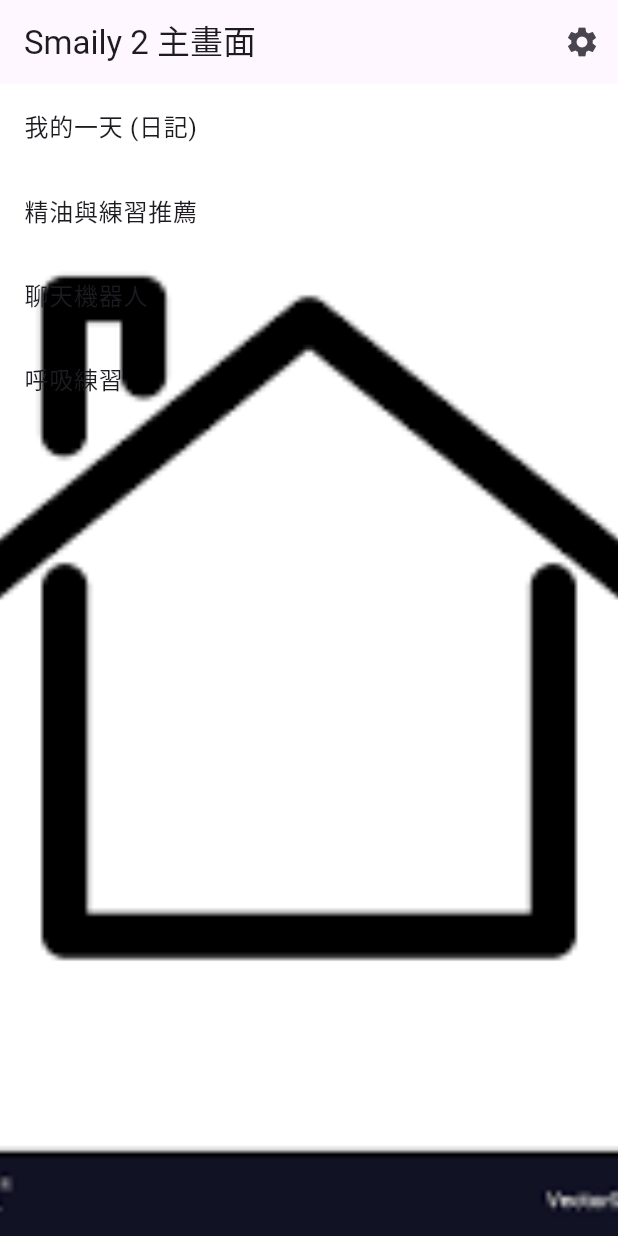
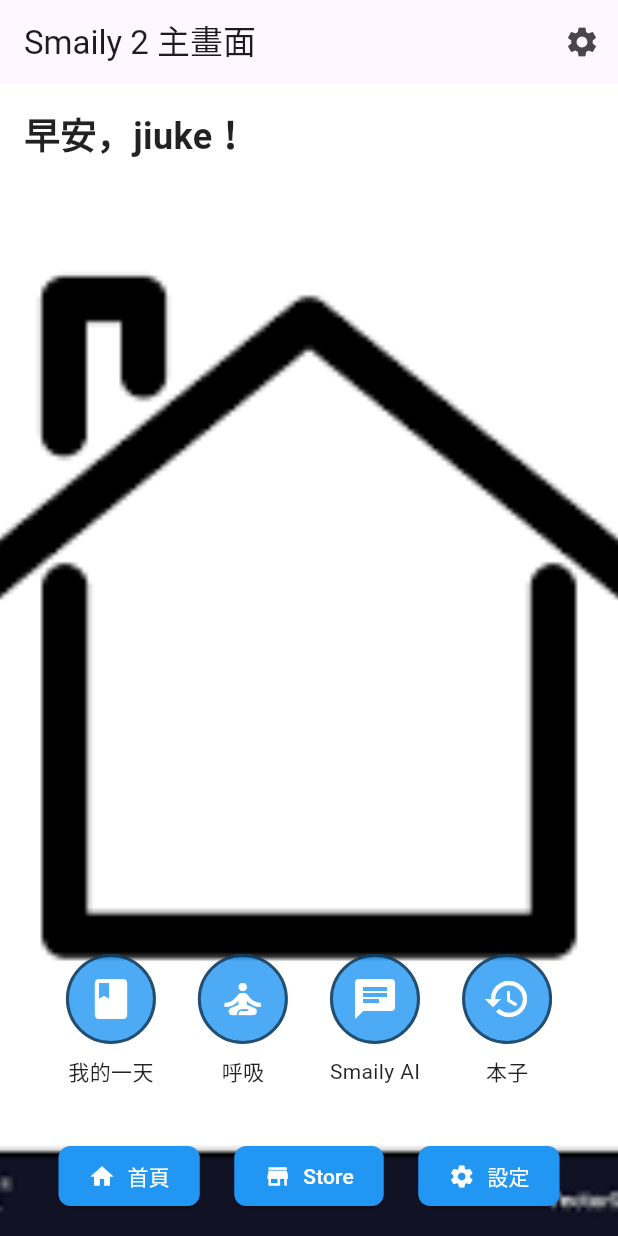
Before and after one commit to YeoYiSong/Capstone-Project, a Flutter app: the screen it shows after launch, after a tap on the "arrow forward" icon, after a tap on "Log In", on a phone screen of 412 x 824 dp. Run offline on Flutter 3.47's test engine with Material 3 defaults, Android fonts, the phone set to English and light mode, and no system bars.

Commit message:
界面優化

```diff
--- a/lib/main.dart
+++ b/lib/main.dart
@@ -1,7 +1,7 @@
-import 'package:flutter/material.dart'; //引用material的設計套件
+import 'package:flutter/material.dart';
 
 void main() {
-  runApp(Smaily2App());
+  runApp(const Smaily2App());
 }
 
 class Smaily2App extends StatelessWidget {
@@ -12,23 +12,26 @@ class Smaily2App extends StatelessWidget {
     return MaterialApp(
       title: 'Smaily',
       theme: ThemeData(primarySwatch: Colors.blue),
-      // 根據 Use Case 文件規劃路由
       initialRoute: '/',
       routes: {
-        '/': (context) => StartScreen(),
-        '/login': (context) => LoginScreen(),
-        '/register': (context) => RegisterScreen(),
-        '/home': (context) => HomeScreen(),
-        '/diary': (context) => DiaryScreen(),
-        '/recommendation': (context) => RecommendationScreen(),
-        '/chatbot': (context) => ChatbotScreen(),
-        '/breathing': (context) => BreathingScreen(),
-        '/settings': (context) => SettingsScreen(),
+        '/': (context) => const StartScreen(),
+        '/login': (context) => const LoginScreen(),
+        '/register': (context) => const RegisterScreen(),
+        '/home':
+            (context) => const HomeScreen(username: 'jiuke'), // 假設用戶名為 jiuke
+        '/diary': (context) => const DiaryScreen(),
+        '/recommendation': (context) => const RecommendationScreen(),
+        '/chatbot': (context) => const ChatbotScreen(),
+        '/breathing': (context) => const BreathingScreen(),
+        '/settings': (context) => const SettingsScreen(),
+        '/diary_review': (context) => const DiaryReviewScreen(), // 新增日記回顧頁面
+        '/store': (context) => const StoreScreen(), // 新增 Store 頁面
       },
     );
   }
 }
 
+// ===== 啟動畫面 =====
 class StartScreen extends StatelessWidget {
   const StartScreen({super.key});
 
@@ -37,31 +40,23 @@ class StartScreen extends StatelessWidget {
     return Scaffold(
       body: Stack(
         children: [
-          // 📌 背景裝飾
           Positioned.fill(
             child: Container(
               decoration: const BoxDecoration(
                 gradient: LinearGradient(
-                  colors: [
-                    Color.fromARGB(255, 39, 1, 177),
-                    Colors.white,
-                  ], // 深藍色背景
+                  colors: [Color.fromARGB(255, 39, 1, 177), Colors.white],
                   begin: Alignment.topCenter,
                   end: Alignment.bottomCenter,
                 ),
               ),
             ),
           ),
-
-          // 📌 主內容
           Padding(
             padding: const EdgeInsets.symmetric(horizontal: 32, vertical: 80),
             child: Column(
               crossAxisAlignment: CrossAxisAlignment.start,
               children: [
                 const Spacer(),
-
-                // 📌 標語
                 const Text(
                   "感受當下，\n療癒每一刻。",
                   style: TextStyle(
@@ -70,10 +65,7 @@ class StartScreen extends StatelessWidget {
                     color: Colors.black87,
                   ),
                 ),
-
                 const SizedBox(height: 40),
-
-                // 📌 APP 名稱
                 const Text(
                   "Smaily",
                   style: TextStyle(
@@ -82,10 +74,7 @@ class StartScreen extends StatelessWidget {
                     color: Colors.black54,
                   ),
                 ),
-
                 const SizedBox(height: 20),
-
-                // 📌 "Go" 圓形按鈕
                 Align(
                   alignment: Alignment.centerRight,
                   child: GestureDetector(
@@ -109,7 +98,6 @@ class StartScreen extends StatelessWidget {
                     ),
                   ),
                 ),
-
                 const SizedBox(height: 40),
               ],
             ),
@@ -120,7 +108,7 @@ class StartScreen extends StatelessWidget {
   }
 }
 
-// ===== 登入頁面 (Use Case 1: 註冊與登入) =====
+// ===== 登入頁面 =====
 class LoginScreen extends StatelessWidget {
   const LoginScreen({super.key});
 
@@ -138,8 +126,6 @@ class LoginScreen extends StatelessWidget {
               style: TextStyle(fontSize: 32, fontWeight: FontWeight.bold),
             ),
             const SizedBox(height: 40),
-
-            // 📌 輸入框：帳號
             TextField(
               decoration: InputDecoration(
                 hintText: "Phone, user name or email",
@@ -151,8 +137,6 @@ class LoginScreen extends StatelessWidget {
               ),
             ),
             const SizedBox(height: 16),
-
-            // 📌 輸入框：密碼
             TextField(
               obscureText: true,
               decoration: InputDecoration(
@@ -165,8 +149,6 @@ class LoginScreen extends StatelessWidget {
               ),
             ),
             const SizedBox(height: 8),
-
-            // 📌 忘記密碼
             Align(
               alignment: Alignment.centerRight,
               child: TextButton(
@@ -175,17 +157,20 @@ class LoginScreen extends StatelessWidget {
               ),
             ),
             const SizedBox(height: 16),
-
-            // 📌 按鈕：登入
             SizedBox(
               width: double.infinity,
               height: 50,
               child: ElevatedButton(
                 onPressed: () {
-                  Navigator.pushReplacementNamed(context, '/home');
+                  // 假設登入成功，傳遞用戶名到主畫面
+                  Navigator.pushReplacementNamed(
+                    context,
+                    '/home',
+                    arguments: 'jiuke',
+                  );
                 },
                 style: ElevatedButton.styleFrom(
-                  backgroundColor: Colors.blue, // 按鈕顏色
+                  backgroundColor: Colors.blue,
                   shape: RoundedRectangleBorder(
                     borderRadius: BorderRadius.circular(8),
                   ),
@@ -197,8 +182,6 @@ class LoginScreen extends StatelessWidget {
               ),
             ),
             const SizedBox(height: 20),
-
-            // 📌 分隔線
             Row(
               children: [
                 Expanded(child: Divider(thickness: 1)),
@@ -210,8 +193,6 @@ class LoginScreen extends StatelessWidget {
               ],
             ),
             const SizedBox(height: 10),
-
-            // 📌 註冊按鈕
             TextButton(
               onPressed: () {
                 Navigator.pushNamed(context, '/register');
@@ -219,8 +200,6 @@ class LoginScreen extends StatelessWidget {
               child: const Text("Sign Up"),
             ),
             const SizedBox(height: 10),
-
-            // 📌 快速登入（Facebook, Apple, Gmail）
             Row(
               mainAxisAlignment: MainAxisAlignment.center,
               children: [
@@ -259,7 +238,7 @@ class RegisterScreen extends StatelessWidget {
   @override
   Widget build(BuildContext context) {
     return Scaffold(
-      appBar: AppBar(title: Text('註冊')),
+      appBar: AppBar(title: const Text('註冊')),
       body: Container(
         decoration: BoxDecoration(
           image: DecorationImage(
@@ -271,13 +250,17 @@ class RegisterScreen extends StatelessWidget {
           child: Column(
             mainAxisAlignment: MainAxisAlignment.center,
             children: [
-              Text('註冊表單 (Email、密碼、Google/Apple 快速登入)'),
+              const Text('註冊表單 (Email、密碼、Google/Apple 快速登入)'),
               ElevatedButton(
                 onPressed: () {
                   // 註冊成功後導向主畫面
-                  Navigator.pushReplacementNamed(context, '/home');
+                  Navigator.pushReplacementNamed(
+                    context,
+                    '/home',
+                    arguments: 'jiuke',
+                  );
                 },
-                child: Text('註冊'),
+                child: const Text('註冊'),
               ),
             ],
           ),
@@ -289,16 +272,18 @@ class RegisterScreen extends StatelessWidget {
 
 // ===== 主畫面 =====
 class HomeScreen extends StatelessWidget {
-  const HomeScreen({super.key});
+  final String username;
+
+  const HomeScreen({super.key, required this.username});
 
   @override
   Widget build(BuildContext context) {
     return Scaffold(
       appBar: AppBar(
-        title: Text('Smaily 2 主畫面'),
+        title: const Text('Smaily 2 主畫面'),
         actions: [
           IconButton(
-            icon: Icon(Icons.settings),
+            icon: const Icon(Icons.settings),
             onPressed: () {
               Navigator.pushNamed(context, '/settings');
             },
@@ -312,46 +297,147 @@ class HomeScreen extends StatelessWidget {
             fit: BoxFit.cover,
           ),
         ),
-        child: ListView(
+        child: Column(
+          crossAxisAlignment: CrossAxisAlignment.start,
           children: [
-            ListTile(
-              title: Text('我的一天 (日記)'),
-              onTap: () {
-                Navigator.pushNamed(context, '/diary');
-              },
+            // 左上角問候語
+            Padding(
+              padding: const EdgeInsets.all(16.0),
+              child: Text(
+                '早安，$username！',
+                style: const TextStyle(
+                  fontSize: 24,
+                  fontWeight: FontWeight.bold,
+                  color: Colors.black87,
+                ),
+              ),
             ),
-            ListTile(
-              title: Text('精油與練習推薦'),
-              onTap: () {
-                Navigator.pushNamed(context, '/recommendation');
-              },
+            const Spacer(), // 將下方內容推到頁面底部
+            // 第一個位置：四個圓形按鈕
+            Padding(
+              padding: const EdgeInsets.symmetric(horizontal: 16.0),
+              child: Row(
+                mainAxisAlignment: MainAxisAlignment.spaceEvenly,
+                children: [
+                  _buildCircleButton(context, '我的一天', Icons.book, '/diary'),
+                  _buildCircleButton(
+                    context,
+                    '呼吸',
+                    Icons.self_improvement,
+                    '/breathing',
+                  ),
+                  _buildCircleButton(
+                    context,
+                    'Smaily AI',
+                    Icons.chat,
+                    '/chatbot',
+                  ),
+                  _buildCircleButton(
+                    context,
+                    '本子',
+                    Icons.history,
+                    '/diary_review',
+                  ),
+                ],
+              ),
             ),
-            ListTile(
-              title: Text('聊天機器人'),
-              onTap: () {
-                Navigator.pushNamed(context, '/chatbot');
-              },
-            ),
-            ListTile(
-              title: Text('呼吸練習'),
-              onTap: () {
-                Navigator.pushNamed(context, '/breathing');
-              },
+            const SizedBox(height: 20),
+
+            // 第二個位置：三個按鈕
+            Padding(
+              padding: const EdgeInsets.symmetric(
+                horizontal: 16.0,
+                vertical: 16.0,
+              ),
+              child: Row(
+                mainAxisAlignment: MainAxisAlignment.spaceEvenly,
+                children: [
+                  _buildBottomButton(context, '首頁', Icons.home, '/home'),
+                  _buildBottomButton(context, 'Store', Icons.store, '/store'),
+                  _buildBottomButton(
+                    context,
+                    '設定',
+                    Icons.settings,
+                    '/settings',
+                  ),
+                ],
+              ),
             ),
           ],
         ),
       ),
     );
   }
+
+  // 圓形按鈕組件
+  Widget _buildCircleButton(
+    BuildContext context,
+    String label,
+    IconData icon,
+    String route,
+  ) {
+    return GestureDetector(
+      onTap: () {
+        Navigator.pushNamed(context, route);
+      },
+      child: Column(
+        children: [
+          Container(
+            width: 60,
+            height: 60,
+            decoration: BoxDecoration(
+              shape: BoxShape.circle,
+              color: Colors.blue.withValues(alpha: 0.8),
+              border: Border.all(color: Colors.black54, width: 2),
+            ),
+            child: Center(child: Icon(icon, size: 32, color: Colors.white)),
+          ),
+          const SizedBox(height: 8),
+          Text(
+            label,
+            style: const TextStyle(fontSize: 14, color: Colors.black87),
+          ),
+        ],
+      ),
+    );
+  }
+
+  // 底部按鈕組件
+  Widget _buildBottomButton(
+    BuildContext context,
+    String label,
+    IconData icon,
+    String route,
+  ) {
+    return ElevatedButton(
+      onPressed: () {
+        Navigator.pushNamed(context, route);
+      },
+      style: ElevatedButton.styleFrom(
+        backgroundColor: Colors.blue,
+        shape: RoundedRectangleBorder(borderRadius: BorderRadius.circular(8)),
+        padding: const EdgeInsets.symmetric(horizontal: 20, vertical: 10),
+      ),
+      child: Row(
+        mainAxisSize: MainAxisSize.min,
+        children: [
+          Icon(icon, color: Colors.white),
+          const SizedBox(width: 8),
+          Text(label, style: const TextStyle(color: Colors.white)),
+        ],
+      ),
+    );
+  }
 }
 
-// ===== 日記頁面 (Use Case 2) =====
+// ===== 日記頁面 =====
 class DiaryScreen extends StatelessWidget {
   const DiaryScreen({super.key});
+
   @override
   Widget build(BuildContext context) {
     return Scaffold(
-      appBar: AppBar(title: Text('我的一天')),
+      appBar: AppBar(title: const Text('我的一天')),
       body: Container(
         decoration: BoxDecoration(
           image: DecorationImage(
@@ -363,18 +449,18 @@ class DiaryScreen extends StatelessWidget {
           padding: const EdgeInsets.all(16.0),
           child: Column(
             children: [
-              Text('此刻你的心情如何？'),
+              const Text('此刻你的心情如何？'),
               TextField(decoration: InputDecoration(hintText: '請輸入心情描述')),
-              SizedBox(height: 20),
-              Text('今天讓你感到最溫暖的事情是什麼？'),
+              const SizedBox(height: 20),
+              const Text('今天讓你感到最溫暖的事情是什麼？'),
               TextField(decoration: InputDecoration(hintText: '請輸入感恩事項')),
-              SizedBox(height: 20),
+              const SizedBox(height: 20),
               ElevatedButton(
                 onPressed: () {
                   // 提交日記後導向推薦頁面
                   Navigator.pushNamed(context, '/recommendation');
                 },
-                child: Text('提交日記'),
+                child: const Text('提交日記'),
               ),
             ],
           ),
@@ -384,14 +470,14 @@ class DiaryScreen extends StatelessWidget {
   }
 }
 
-// ===== 精油與練習推薦頁面 (Use Case 3) =====
+// ===== 精油與練習推薦頁面 =====
 class RecommendationScreen extends StatelessWidget {
   const RecommendationScreen({super.key});
 
   @override
   Widget build(BuildContext context) {
     return Scaffold(
-      appBar: AppBar(title: Text('推薦')),
+      appBar: AppBar(title: const Text('推薦')),
       body: Container(
         decoration: BoxDecoration(
           image: DecorationImage(
@@ -403,13 +489,13 @@ class RecommendationScreen extends StatelessWidget {
           child: Column(
             mainAxisAlignment: MainAxisAlignment.center,
             children: [
-              Text('AI 分析結果：'),
-              Text('今日建議使用薰衣草精油搭配 5 分鐘冥想'),
+              const Text('AI 分析結果：'),
+              const Text('今日建議使用薰衣草精油搭配 5 分鐘冥想'),
               ElevatedButton(
                 onPressed: () {
                   // 若有連結購買頁面，這裡可以導向購買頁面
                 },
-                child: Text('了解更多'),
+                child: const Text('了解更多'),
               ),
             ],
           ),
@@ -419,14 +505,14 @@ class RecommendationScreen extends StatelessWidget {
   }
 }
 
-// ===== 聊天機器人頁面 (Use Case 5) =====
+// ===== 聊天機器人頁面 =====
 class ChatbotScreen extends StatelessWidget {
   const ChatbotScreen({super.key});
 
   @override
   Widget build(BuildContext context) {
     return Scaffold(
-      appBar: AppBar(title: Text('聊天機器人')),
+      appBar: AppBar(title: const Text('聊天機器人')),
       body: Container(
         decoration: BoxDecoration(
           image: DecorationImage(
@@ -438,8 +524,8 @@ class ChatbotScreen extends StatelessWidget {
           children: [
             Expanded(
               child: Container(
-                color: Colors.grey[200]!.withValues(alpha: 0.5), // 设置半透明的背景色
-                child: Center(child: Text('聊天記錄')),
+                color: Colors.grey[200]!.withValues(alpha: 0.5),
+                child: const Center(child: Text('聊天記錄')),
               ),
             ),
             Padding(
@@ -452,7 +538,7 @@ class ChatbotScreen extends StatelessWidget {
                     ),
                   ),
                   IconButton(
-                    icon: Icon(Icons.send),
+                    icon: const Icon(Icons.send),
                     onPressed: () {
                       // 發送訊息給 AI 回應
                     },
@@ -467,14 +553,14 @@ class ChatbotScreen extends StatelessWidget {
   }
 }
 
-// ===== 呼吸練習頁面 (Use Case 6) =====
+// ===== 呼吸練習頁面 =====
 class BreathingScreen extends StatelessWidget {
   const BreathingScreen({super.key});
 
   @override
   Widget build(BuildContext context) {
     return Scaffold(
-      appBar: AppBar(title: Text('呼吸練習')),
+      appBar: AppBar(title: const Text('呼吸練習')),
       body: Container(
         decoration: BoxDecoration(
           image: DecorationImage(
@@ -486,18 +572,18 @@ class BreathingScreen extends StatelessWidget {
           child: Column(
             mainAxisAlignment: MainAxisAlignment.center,
             children: [
-              Text('選擇一個呼吸練習'),
+              const Text('選擇一個呼吸練習'),
               ElevatedButton(
                 onPressed: () {
                   // 4-7-8 呼吸法
                 },
-                child: Text('4-7-8 呼吸法'),
+                child: const Text('4-7-8 呼吸法'),
               ),
               ElevatedButton(
                 onPressed: () {
                   // 盒子呼吸法
                 },
-                child: Text('盒子呼吸法'),
+                child: const Text('盒子呼吸法'),
               ),
             ],
           ),
@@ -507,14 +593,14 @@ class BreathingScreen extends StatelessWidget {
   }
 }
 
-// ===== 設定與個人化頁面 (Use Case 7) =====
+// ===== 設定與個人化頁面 =====
 class SettingsScreen extends StatelessWidget {
   const SettingsScreen({super.key});
 
   @override
   Widget build(BuildContext context) {
     return Scaffold(
-      appBar: AppBar(title: Text('設定')),
+      appBar: AppBar(title: const Text('設定')),
       body: Container(
         decoration: BoxDecoration(
           image: DecorationImage(
@@ -525,13 +611,13 @@ class SettingsScreen extends StatelessWidget {
         child: ListView(
           children: [
             ListTile(
-              title: Text('每日提醒設定'),
+              title: const Text('每日提醒設定'),
               onTap: () {
                 // 設定提醒
               },
             ),
             ListTile(
-              title: Text('佈景主題'),
+              title: const Text('佈景主題'),
               onTap: () {
                 // 更改佈景主題
               },
@@ -542,3 +628,55 @@ class SettingsScreen extends StatelessWidget {
     );
   }
 }
+
+// ===== 日記回顧頁面 =====
+class DiaryReviewScreen extends StatelessWidget {
+  const DiaryReviewScreen({super.key});
+
+  @override
+  Widget build(BuildContext context) {
+    return Scaffold(
+      appBar: AppBar(title: const Text('日記回顧')),
+      body: Container(
+        decoration: BoxDecoration(
+          image: DecorationImage(
+            image: AssetImage('assets/picture/diary_review.jpg'),
+            fit: BoxFit.cover,
+          ),
+        ),
+        child: const Center(
+          child: Text(
+            '這裡是你所有的日記回顧',
+            style: TextStyle(fontSize: 20, color: Colors.black87),
+          ),
+        ),
+      ),
+    );
+  }
+}
+
+// ===== Store 頁面 =====
+class StoreScreen extends StatelessWidget {
+  const StoreScreen({super.key});
+
+  @override
+  Widget build(BuildContext context) {
+    return Scaffold(
+      appBar: AppBar(title: const Text('Store')),
+      body: Container(
+        decoration: BoxDecoration(
+          image: DecorationImage(
+            image: AssetImage('assets/picture/store.jpg'),
+            fit: BoxFit.cover,
+          ),
+        ),
+        child: const Center(
+          child: Text(
+            '歡迎來到 Smaily 商店！',
+            style: TextStyle(fontSize: 20, color: Colors.black87),
+          ),
+        ),
+      ),
+    );
+  }
+}
```
